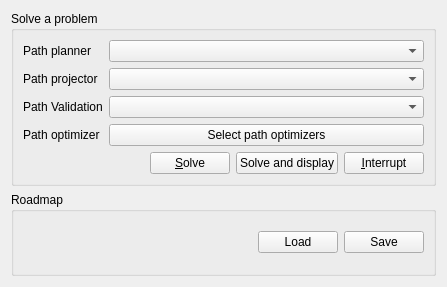
Qt form plugins/hppwidgetsplugin/solverwidget.ui (humanoid-path-planner/hpp-gui) before a commit.
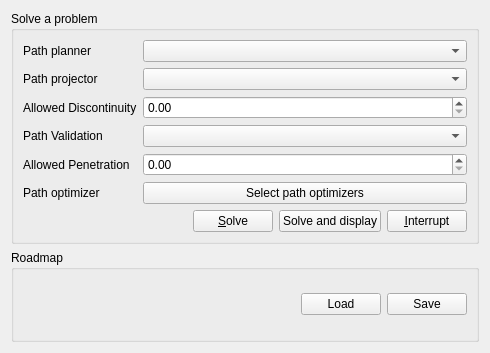
The same form after that commit. Icons and pictures are not drawn.

Commit message: Add field to change allowed discontinuity threshold and penetration used in path projector and validation

What changed in the file:
```diff
--- a/plugins/hppwidgetsplugin/solverwidget.ui
+++ b/plugins/hppwidgetsplugin/solverwidget.ui
@@ -6,8 +6,8 @@
    <rect>
     <x>0</x>
     <y>0</y>
-    <width>447</width>
-    <height>287</height>
+    <width>490</width>
+    <height>353</height>
    </rect>
   </property>
   <property name="windowTitle">
@@ -45,30 +45,50 @@
         <item row="1" column="1">
          <widget class="QComboBox" name="pathProjectorComboBox"/>
         </item>
-        <item row="3" column="0">
+        <item row="5" column="0">
          <widget class="QLabel" name="pathOptimizerLabel">
           <property name="text">
            <string>Path optimizer</string>
           </property>
          </widget>
         </item>
-        <item row="3" column="1">
+        <item row="5" column="1">
          <widget class="QPushButton" name="pathOptimizerButton">
           <property name="text">
            <string>Select path optimizers</string>
           </property>
          </widget>
         </item>
-        <item row="2" column="0">
+        <item row="3" column="0">
          <widget class="QLabel" name="pathValidationLabel">
           <property name="text">
            <string>Path Validation</string>
           </property>
          </widget>
         </item>
-        <item row="2" column="1">
+        <item row="3" column="1">
          <widget class="QComboBox" name="pathValidationComboBox"/>
         </item>
+        <item row="4" column="1">
+         <widget class="QDoubleSpinBox" name="pathValidationPenetration"/>
+        </item>
+        <item row="2" column="1">
+         <widget class="QDoubleSpinBox" name="pathProjectorDiscontinuity"/>
+        </item>
+        <item row="2" column="0">
+         <widget class="QLabel" name="pathProjectorDiscontinuityLabel">
+          <property name="text">
+           <string>Allowed Discontinuity</string>
+          </property>
+         </widget>
+        </item>
+        <item row="4" column="0">
+         <widget class="QLabel" name="pathValidationPenetrationLabel">
+          <property name="text">
+           <string>Allowed Penetration</string>
+          </property>
+         </widget>
+        </item>
        </layout>
       </item>
       <item>
```
The commit also changes 2 other files.
